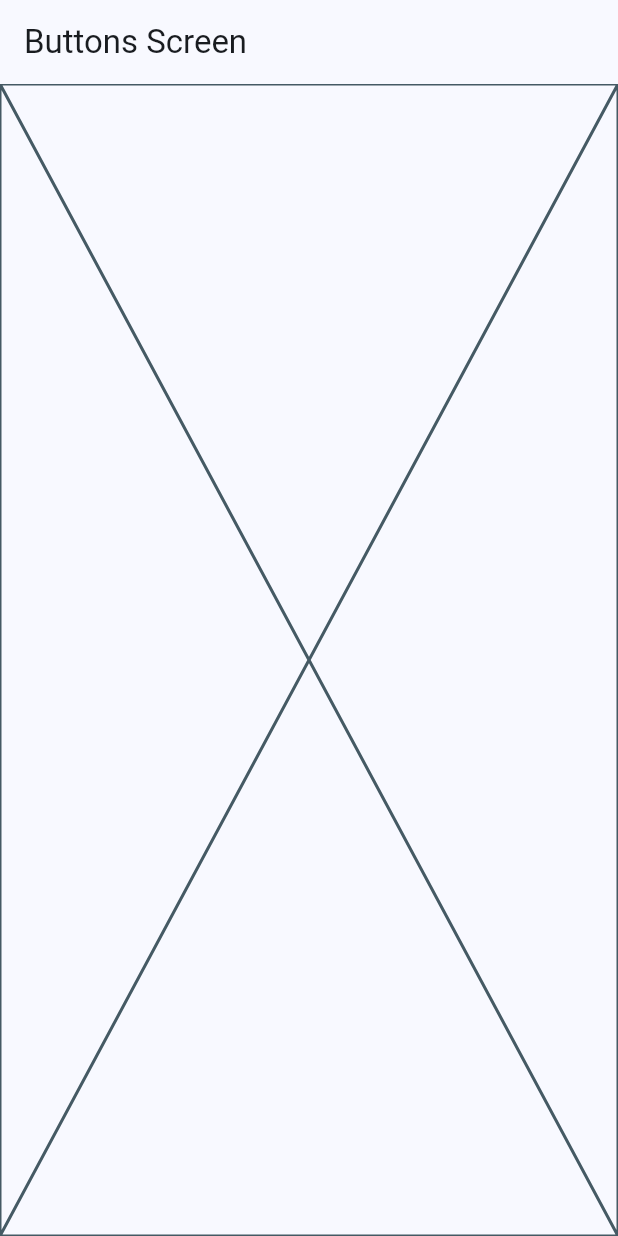
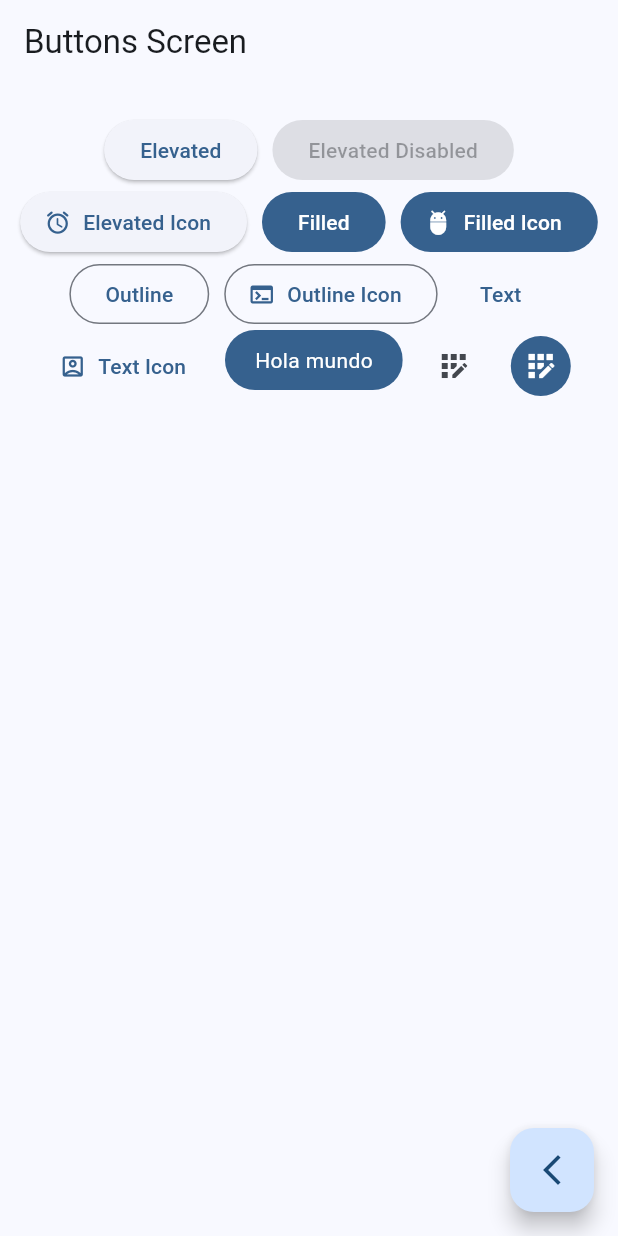
Before and after one commit to garguidevsw/widgets_app_flutter, a Flutter app: the ButtonsScreen screen opened by its route, on a phone screen of 412 x 824 dp. Run offline on Flutter 3.47's test engine with Material 2 defaults, Android fonts, the phone set to English and light mode, and no system bars; our stand-ins replace go_router.

Commit message:
add custom button

```diff
--- a/lib/presentation/screens/buttons/buttons_screen.dart
+++ b/lib/presentation/screens/buttons/buttons_screen.dart
@@ -1,4 +1,5 @@
 import 'package:flutter/material.dart';
+import 'package:go_router/go_router.dart';
 
 class ButtonsScreen extends StatelessWidget {
   static const String name = 'buttons_screen';
@@ -10,7 +11,90 @@ class ButtonsScreen extends StatelessWidget {
       appBar: AppBar(
         title: const Text('Buttons Screen'),
       ),
-      body: const Placeholder(),
+      body: _ButtonsView(),
+      floatingActionButton: FloatingActionButton(
+        child: const Icon(Icons.arrow_back_ios_new_outlined),
+        onPressed: () {
+          context.pop();
+        },
+      ),
     );
   }
 }
+
+class _ButtonsView extends StatelessWidget {
+  const _ButtonsView();
+  @override
+  Widget build(BuildContext context) {
+    final colors = Theme.of(context).colorScheme;
+    return SizedBox(
+      width: double.infinity,
+      child: Padding(
+        padding: const EdgeInsets.symmetric(horizontal: 10, vertical: 20),
+        child: Wrap(
+          spacing: 10,
+          alignment: WrapAlignment.center,
+          children: [
+            ElevatedButton(onPressed: () {}, child: const Text('Elevated')),
+            const ElevatedButton(
+                onPressed: null, child: Text('Elevated Disabled')),
+            ElevatedButton.icon(
+                onPressed: () {},
+                icon: const Icon(Icons.access_alarm_rounded),
+                label: const Text('Elevated Icon')),
+            FilledButton(onPressed: () {}, child: const Text('Filled')),
+            FilledButton.icon(
+                onPressed: () {},
+                icon: const Icon(Icons.adb_sharp),
+                label: const Text('Filled Icon')),
+            OutlinedButton(onPressed: () {}, child: const Text('Outline')),
+            OutlinedButton.icon(
+              onPressed: () {},
+              icon: const Icon(Icons.terminal),
+              label: const Text('Outline Icon'),
+            ),
+            TextButton(onPressed: () {}, child: const Text('Text')),
+            TextButton.icon(
+                onPressed: () {},
+                icon: const Icon(Icons.account_box_outlined),
+                label: const Text('Text Icon')),
+            CustomButton(),
+            IconButton(
+                onPressed: () {},
+                icon: const Icon(Icons.app_registration_outlined)),
+            IconButton(
+              onPressed: () {},
+              icon: const Icon(Icons.app_registration_outlined),
+              style: ButtonStyle(
+                backgroundColor: MaterialStatePropertyAll(colors.primary),
+                iconColor: const MaterialStatePropertyAll(Colors.white),
+              ),
+            ),
+          ],
+        ),
+      ),
+    );
+  }
+}
+
+class CustomButton extends StatelessWidget {
+  const CustomButton({super.key});
+
+  @override
+  Widget build(BuildContext context) {
+    final colors = Theme.of(context).colorScheme;
+    return ClipRRect(
+      borderRadius: BorderRadius.circular(20),
+      child: InkWell(
+        onTap: () {},
+        child: Material(
+          color: colors.primary,
+          child: const Padding(
+            padding: EdgeInsets.symmetric(horizontal: 20, vertical: 10),
+            child: Text('Hola mundo', style: TextStyle(color: Colors.white)),
+          ),
+        ),
+      ),
+    );
+  }
+}
```
